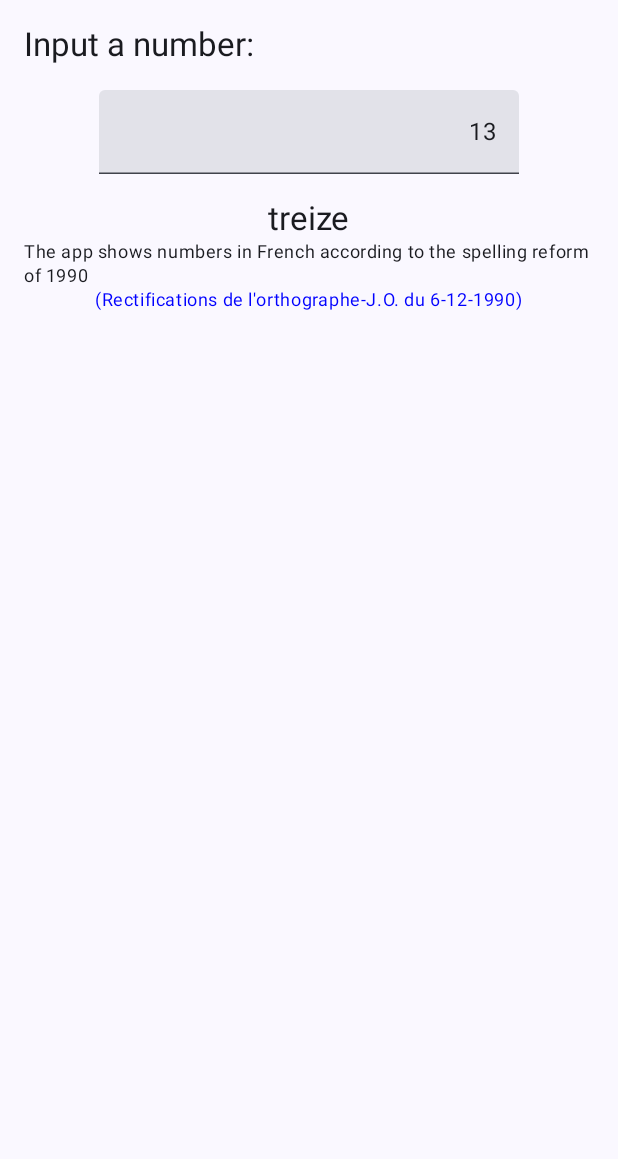
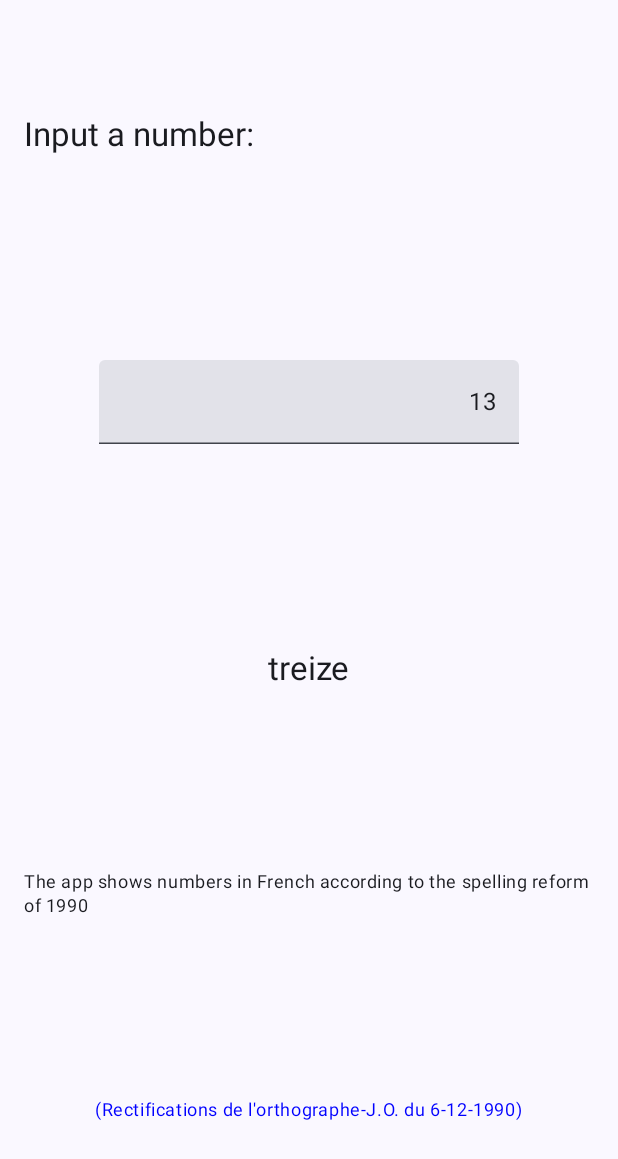
Before and after one commit to sellisd/CheckHelper, an Android app built with Jetpack Compose: the screen it shows after launch (MainActivity), on a phone screen of 412 x 824 dp. Shown: the top 1159 px of the screen. Run offline under Robolectric (Android 15) with nearby library versions, the phone set to English and light mode, and no system bars.

Commit message:
style: Format source code and layout app

```diff
--- a/app/src/main/java/com/example/checkhelper/MainActivity.kt
+++ b/app/src/main/java/com/example/checkhelper/MainActivity.kt
@@ -147,7 +147,8 @@ fun Answer() {
     Column(
         Modifier
             .fillMaxWidth()
-            .padding(16.dp), horizontalAlignment = Alignment.CenterHorizontally
+            .padding(16.dp), horizontalAlignment = Alignment.CenterHorizontally,
+        verticalArrangement = Arrangement.SpaceAround
     ) {
         val textState = remember { mutableStateOf(TextFieldValue("13")) }
         val context = LocalContext.current
@@ -172,11 +173,15 @@ fun Answer() {
             modifier = Modifier.padding(16.dp)
         )
         SelectionContainer {
-            Text(numberToLettersHundreds(textState.value.text.toIntOrNull()),
-            style = MaterialTheme.typography.titleLarge)
+            Text(
+                numberToLettersHundreds(textState.value.text.toIntOrNull()),
+                style = MaterialTheme.typography.titleLarge
+            )
         }
-        Text(text = stringResource(R.string.footnote),
-        style = MaterialTheme.typography.bodySmall)
+        Text(
+            text = stringResource(R.string.footnote),
+            style = MaterialTheme.typography.bodySmall
+        )
         Text(text = "(Rectifications de l'orthographe-J.O. du 6-12-1990)",
             color = Color.Blue,
             style = MaterialTheme.typography.bodySmall,
```
